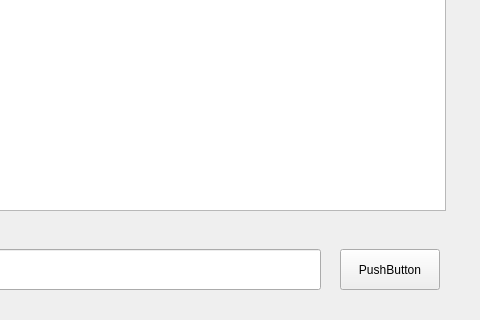
This is mainwindow.ui in ConorCallanan2003/ZorkCPP as Qt 5 draws it before an edit; both pictures show x 290 to 770 and y 450 to 770 of the 770 by 770 pixel window. The edited form follows.
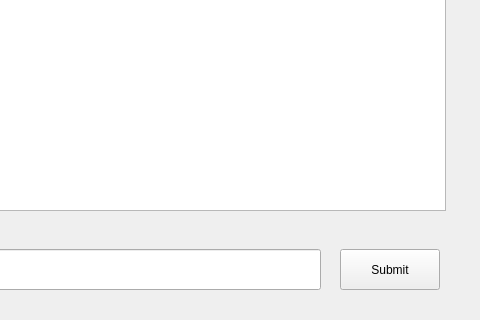
This is the edited form.

Patch:
```diff
--- a/mainwindow.ui
+++ b/mainwindow.ui
@@ -44,7 +44,7 @@
      </rect>
     </property>
     <property name="text">
-     <string>PushButton</string>
+     <string>Submit</string>
     </property>
    </widget>
   </widget>
```
Left out of the diff: 2 changed lines with no effect on the pictures.
